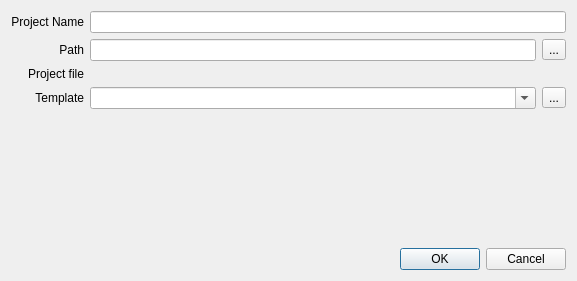
The window that projectnewdialog.ui (martinribelotta/embedded-ide) describes before a commit, drawn with Qt 5.
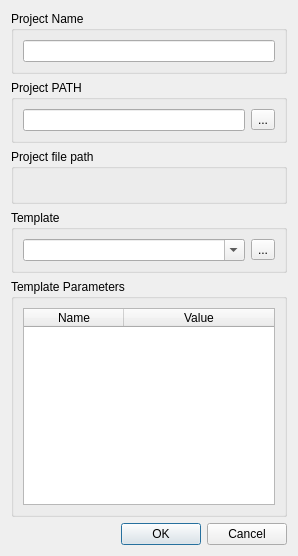
The same window after the commit.

Commit message: Template replace on new file from template

```diff
--- a/projectnewdialog.ui
+++ b/projectnewdialog.ui
@@ -6,40 +6,31 @@
    <rect>
     <x>0</x>
     <y>0</y>
-    <width>577</width>
-    <height>281</height>
+    <width>298</width>
+    <height>556</height>
    </rect>
   </property>
   <property name="windowTitle">
    <string>Dialog</string>
   </property>
-  <layout class="QVBoxLayout" name="verticalLayout">
+  <layout class="QVBoxLayout" name="verticalLayout_4">
    <item>
-    <layout class="QGridLayout" name="gridLayout">
-     <item row="0" column="0">
-      <widget class="QLabel" name="label">
-       <property name="text">
+    <widget class="QGroupBox" name="groupBox">
+     <property name="title">
         <string>Project Name</string>
        </property>
-       <property name="alignment">
-        <set>Qt::AlignRight|Qt::AlignTrailing|Qt::AlignVCenter</set>
-       </property>
-      </widget>
-     </item>
-     <item row="0" column="1">
+     <layout class="QVBoxLayout" name="verticalLayout">
+      <item>
       <widget class="QLineEdit" name="projectName"/>
      </item>
-     <item row="1" column="0">
-      <widget class="QLabel" name="label_2">
-       <property name="text">
-        <string>Path</string>
-       </property>
-       <property name="alignment">
-        <set>Qt::AlignRight|Qt::AlignTrailing|Qt::AlignVCenter</set>
-       </property>
-      </widget>
-     </item>
-     <item row="1" column="1">
+     </layout>
+    </widget>
+   </item>
+   <item>
+    <widget class="QGroupBox" name="groupBox_2">
+     <property name="title">
+      <string>Project PATH</string>
+     </property>
       <layout class="QHBoxLayout" name="horizontalLayout">
        <item>
         <widget class="QLineEdit" name="projectPath"/>
@@ -52,35 +43,29 @@
         </widget>
        </item>
       </layout>
-     </item>
-     <item row="2" column="0">
-      <widget class="QLabel" name="label_4">
-       <property name="text">
-        <string>Project file</string>
-       </property>
-       <property name="alignment">
-        <set>Qt::AlignRight|Qt::AlignTrailing|Qt::AlignVCenter</set>
-       </property>
-      </widget>
-     </item>
-     <item row="2" column="1">
+    </widget>
+   </item>
+   <item>
+    <widget class="QGroupBox" name="groupBox_3">
+     <property name="title">
+      <string>Project file path</string>
+     </property>
+     <layout class="QVBoxLayout" name="verticalLayout_2">
+      <item>
       <widget class="QLabel" name="projectFileText">
        <property name="text">
         <string/>
        </property>
       </widget>
      </item>
-     <item row="3" column="0">
-      <widget class="QLabel" name="label_3">
-       <property name="text">
+     </layout>
+    </widget>
+   </item>
+   <item>
+    <widget class="QGroupBox" name="groupBox_4">
+     <property name="title">
         <string>Template</string>
        </property>
-       <property name="alignment">
-        <set>Qt::AlignRight|Qt::AlignTrailing|Qt::AlignVCenter</set>
-       </property>
-      </widget>
-     </item>
-     <item row="3" column="1">
       <layout class="QHBoxLayout" name="horizontalLayout_2">
        <item>
         <widget class="QComboBox" name="templateFile">
@@ -97,21 +82,45 @@
         </widget>
        </item>
       </layout>
-     </item>
-    </layout>
-   </item>
-   <item>
-    <spacer name="verticalSpacer">
-     <property name="orientation">
-      <enum>Qt::Vertical</enum>
-     </property>
-     <property name="sizeHint" stdset="0">
-      <size>
-       <width>20</width>
-       <height>40</height>
-      </size>
-     </property>
-    </spacer>
+    </widget>
+   </item>
+   <item>
+    <widget class="QGroupBox" name="groupBox_5">
+     <property name="title">
+      <string>Template Parameters</string>
+     </property>
+     <layout class="QVBoxLayout" name="verticalLayout_3">
+      <item>
+       <widget class="QTableWidget" name="parameterTable">
+        <property name="alternatingRowColors">
+         <bool>true</bool>
+        </property>
+        <property name="selectionBehavior">
+         <enum>QAbstractItemView::SelectRows</enum>
+        </property>
+        <attribute name="horizontalHeaderCascadingSectionResizes">
+         <bool>true</bool>
+        </attribute>
+        <attribute name="horizontalHeaderStretchLastSection">
+         <bool>true</bool>
+        </attribute>
+        <attribute name="verticalHeaderVisible">
+         <bool>false</bool>
+        </attribute>
+        <column>
+         <property name="text">
+          <string>Name</string>
+         </property>
+        </column>
+        <column>
+         <property name="text">
+          <string>Value</string>
+         </property>
+        </column>
+       </widget>
+      </item>
+     </layout>
+    </widget>
    </item>
    <item>
     <widget class="QDialogButtonBox" name="buttonBox">
```
Lines whose indentation alone changed are shown as unchanged. The commit also changes 16 other files.
